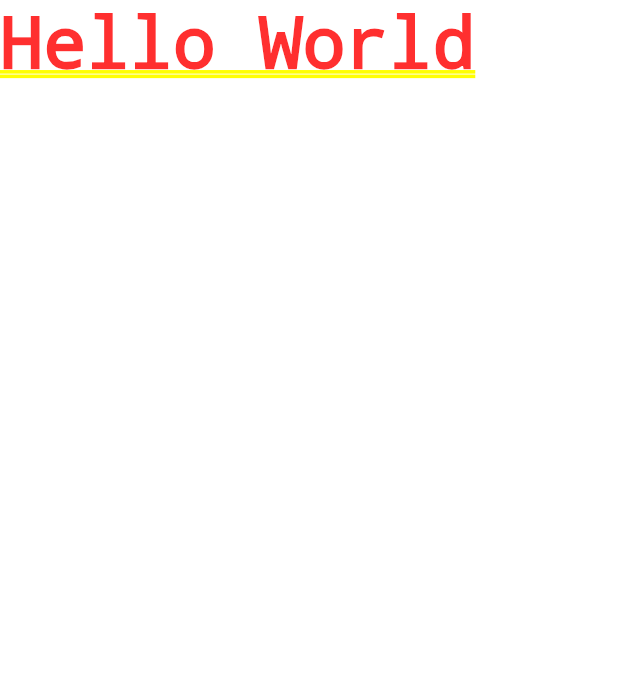
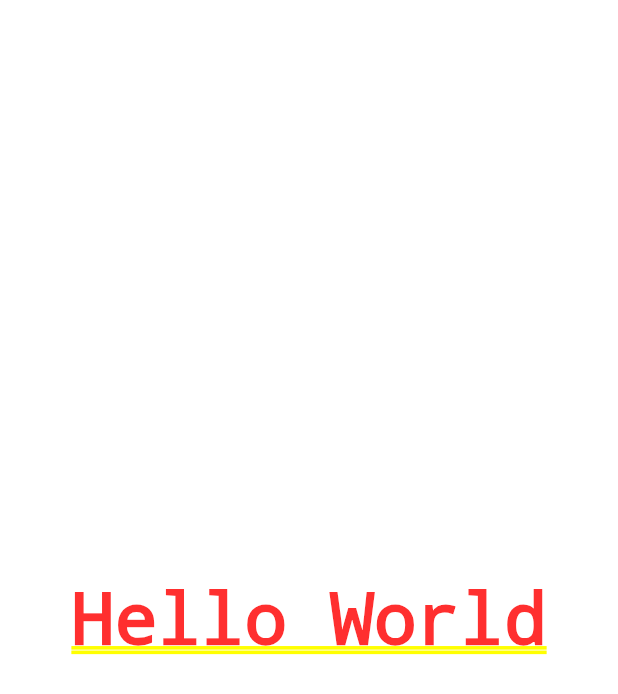
Before and after one commit to oakgarelik/Counter_Mobile_App, a Flutter app: the screen it shows after launch, on a phone screen of 412 x 824 dp. Shown: the top 694 px of the screen. Run offline on Flutter 3.47's test engine with Material 3 defaults, Android fonts, the phone set to English and light mode, and no system bars.

Commit message:
centered text

```diff
--- a/lib/main.dart
+++ b/lib/main.dart
@@ -8,7 +8,7 @@ class MyApp extends StatelessWidget {
   @override
   Widget build(BuildContext context) {
     return MaterialApp(
-      home: Text('Hello World'),
+      home: Center(child: Text('Hello World')),
     );
   }
 
```
